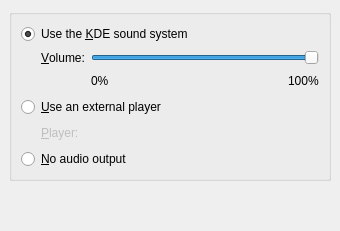
The window that kcontrol/knotify/playersettings.ui (KDE/kde-runtime) describes before a commit, drawn with Qt 5.
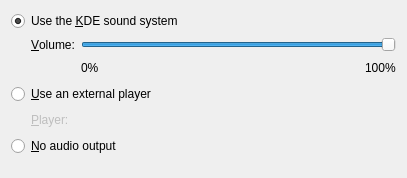
The same window after the commit. Custom widgets are drawn as their Qt base class.

```diff
--- a/kcontrol/knotify/playersettings.ui
+++ b/kcontrol/knotify/playersettings.ui
@@ -1,36 +1,18 @@
 <ui version="4.0" >
  <class>PlayerSettingsUI</class>
- <widget class="QWidget" name="PlayerSettingsUI" >
-  <property name="geometry" >
+ <widget class="QWidget" name="PlayerSettingsUI">
+  <property name="geometry">
    <rect>
     <x>0</x>
     <y>0</y>
-    <width>340</width>
-    <height>231</height>
+    <width>407</width>
+    <height>178</height>
    </rect>
   </property>
-  <layout class="QVBoxLayout" >
-   <property name="margin" >
-    <number>9</number>
-   </property>
-   <property name="spacing" >
-    <number>6</number>
-   </property>
+  <layout class="QVBoxLayout" name="verticalLayout">
    <item>
-    <widget class="QGroupBox" name="grpPlayers" >
-     <property name="title" >
-      <string/>
-     </property>
-     <layout class="QVBoxLayout" >
-      <property name="margin" >
-       <number>9</number>
-      </property>
-      <property name="spacing" >
-       <number>6</number>
-      </property>
-      <item>
-       <widget class="QRadioButton" name="cbArts" >
-        <property name="text" >
+    <widget class="QRadioButton" name="cbArts">
+     <property name="text">
          <string>Use the &amp;KDE sound system</string>
         </property>
         <property name="checked" >
@@ -39,21 +21,18 @@
        </widget>
       </item>
       <item>
-       <layout class="QGridLayout" >
-        <property name="margin" >
+    <layout class="QGridLayout">
+     <property name="margin">
          <number>0</number>
         </property>
-        <property name="spacing" >
-         <number>6</number>
-        </property>
-        <item row="1" column="4" >
-         <widget class="QLabel" name="textLabel3" >
-          <property name="text" >
+     <item row="1" column="4">
+      <widget class="QLabel" name="textLabel3">
+       <property name="text">
            <string>100%</string>
           </property>
          </widget>
         </item>
-        <item row="1" column="3" >
+     <item row="1" column="3">
          <spacer>
           <property name="orientation" >
            <enum>Qt::Horizontal</enum>
@@ -69,16 +48,16 @@
           </property>
          </spacer>
         </item>
-        <item row="1" column="2" >
-         <widget class="QLabel" name="textLabel2" >
-          <property name="text" >
+     <item row="1" column="2">
+      <widget class="QLabel" name="textLabel2">
+       <property name="text">
            <string>0%</string>
           </property>
          </widget>
         </item>
-        <item row="0" column="1" >
-         <widget class="QLabel" name="textLabel4" >
-          <property name="text" >
+     <item row="0" column="1">
+      <widget class="QLabel" name="textLabel4">
+       <property name="text">
            <string>&amp;Volume:</string>
           </property>
           <property name="buddy" >
@@ -86,9 +65,9 @@
           </property>
          </widget>
         </item>
-        <item row="0" column="2" colspan="3" >
-         <widget class="QSlider" name="volumeSlider" >
-          <property name="maximum" >
+     <item row="0" column="2" colspan="3">
+      <widget class="QSlider" name="volumeSlider">
+       <property name="maximum">
            <number>100</number>
           </property>
           <property name="singleStep" >
@@ -102,7 +81,7 @@
           </property>
          </widget>
         </item>
-        <item rowspan="2" row="0" column="0" >
+     <item row="0" column="0" rowspan="2">
          <spacer>
           <property name="orientation" >
            <enum>Qt::Horizontal</enum>
@@ -121,20 +100,17 @@
        </layout>
       </item>
       <item>
-       <widget class="QRadioButton" name="cbExternal" >
-        <property name="text" >
+    <widget class="QRadioButton" name="cbExternal">
+     <property name="text">
          <string>&amp;Use an external player</string>
         </property>
        </widget>
       </item>
       <item>
-       <layout class="QHBoxLayout" >
-        <property name="margin" >
+    <layout class="QHBoxLayout">
+     <property name="margin">
          <number>0</number>
         </property>
-        <property name="spacing" >
-         <number>6</number>
-        </property>
         <item>
          <spacer>
           <property name="orientation" >
@@ -152,8 +128,8 @@
          </spacer>
         </item>
         <item>
-         <widget class="QLabel" name="textLabel5" >
-          <property name="enabled" >
+      <widget class="QLabel" name="textLabel5">
+       <property name="enabled">
            <bool>false</bool>
           </property>
           <property name="text" >
@@ -165,14 +141,12 @@
          </widget>
         </item>
         <item>
-         <widget class="KUrlRequester" name="reqExternal" >
-          <property name="enabled" >
+      <widget class="KUrlRequester" name="reqExternal" native="true">
+       <property name="enabled">
            <bool>false</bool>
           </property>
-          <property name="sizePolicy" >
-           <sizepolicy>
-            <hsizetype>7</hsizetype>
-            <vsizetype>5</vsizetype>
+       <property name="sizePolicy">
+        <sizepolicy hsizetype="Expanding" vsizetype="Preferred">
             <horstretch>10</horstretch>
             <verstretch>0</verstretch>
            </sizepolicy>
@@ -182,15 +156,12 @@
        </layout>
       </item>
       <item>
-       <widget class="QRadioButton" name="cbNone" >
-        <property name="text" >
+    <widget class="QRadioButton" name="cbNone">
+     <property name="text">
          <string>&amp;No audio output</string>
         </property>
        </widget>
       </item>
-     </layout>
-    </widget>
-   </item>
    <item>
     <spacer>
      <property name="orientation" >
```
Left out of the diff: 64 changed lines with no effect on the pictures. Lines whose indentation alone changed are shown as unchanged.
